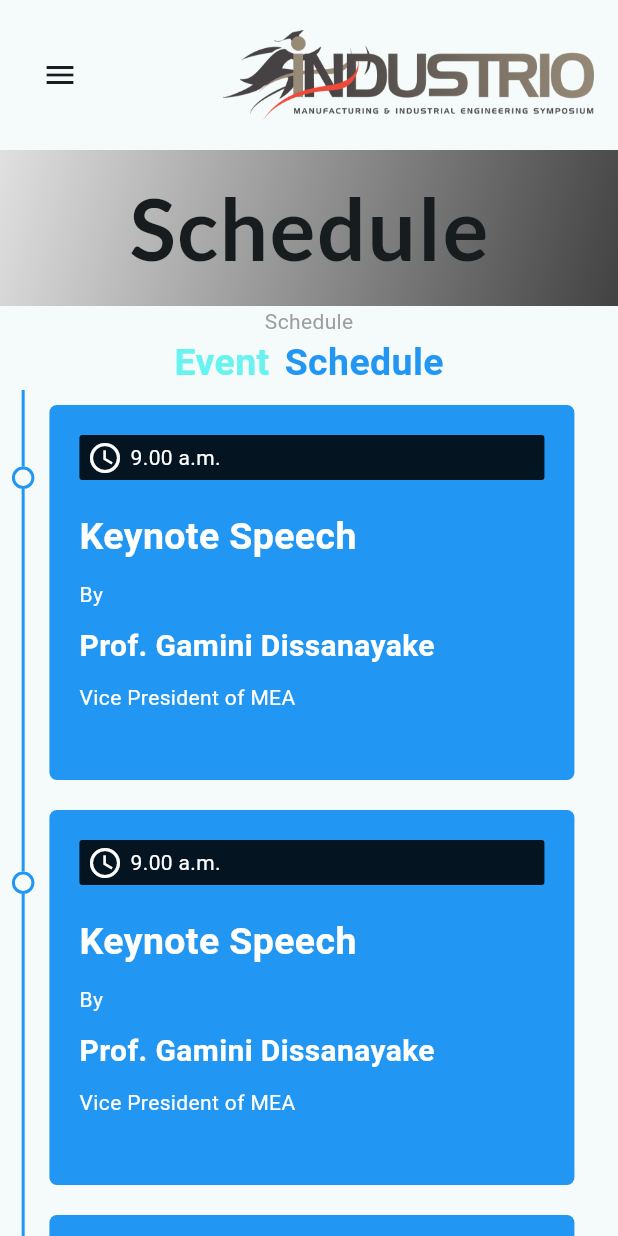
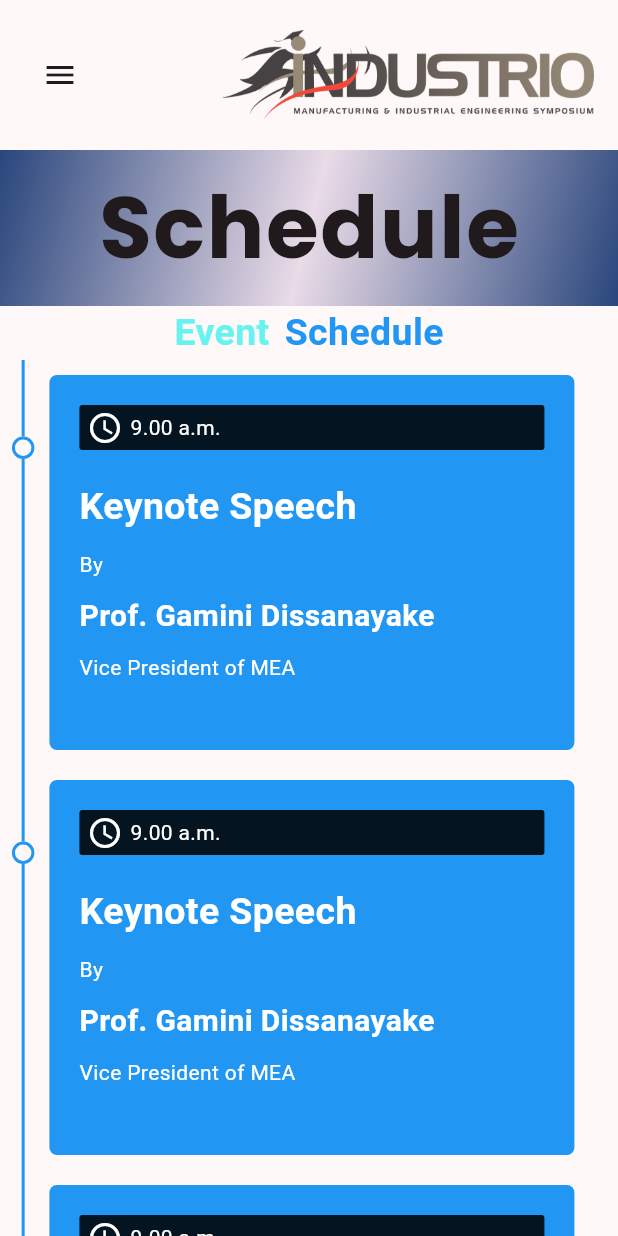
Before and after one commit to SakunthaMV/Industrio, a Flutter app: the screen it shows after launch, after a tap on the "menu" icon, after a tap on "Schedule", on a phone screen of 412 x 824 dp. Run offline on Flutter 3.47's test engine with Material 2 defaults, Android fonts, the phone set to English and light mode, and no system bars; drawn by our look-alikes of timelines; our stand-ins replace firebase_core, flutter_image_slideshow, fluttertoast, google_fonts; missing offline and left inert: responsive_grid_list; accounts and stored records are empty.

Commit message:
reset the project with no errors

```diff
--- a/lib/main.dart
+++ b/lib/main.dart
@@ -2,8 +2,6 @@ import 'package:firebase_core/firebase_core.dart';
 import 'package:flutter/material.dart';
 import 'package:google_fonts/google_fonts.dart';
 import 'package:industrio_2023/pages/home/home_page.dart';
-
-import 'package:industrio_2023/pages/projects/project_item_page.dart';
 
 import 'pages/projects/projects_page.dart';
 
@@ -17,11 +15,11 @@ void main() async {
   WidgetsFlutterBinding.ensureInitialized();
   await Firebase.initializeApp(
     options: const FirebaseOptions(
-      apiKey: "AIzaSyA50MvN9UizyjpNzhXsSBuV__-ANQ_EIrY",
-      projectId: "industrio-2023",
-      messagingSenderId: "719376501367",
-      appId: "1:719376501367:web:019ed3f28250c51cdcd472",
-      storageBucket: "industrio-2023.appspot.com",
+      apiKey: "AIzaSyA6GoeCI1emxEBL2UME3qCKCepD5FSBYcQ",
+      projectId: "industrio-2023-a0149",
+      messagingSenderId: "244375074954",
+      appId: "1:244375074954:web:c9969c9cda07856521d573",
+      storageBucket: "industrio-2023-a0149.appspot.com",
     ),
   );
   runApp(const MyApp());
@@ -36,20 +34,21 @@ class MyApp extends StatelessWidget {
       debugShowCheckedModeBanner: false,
       theme: ThemeData(
         colorScheme: ColorScheme.fromSeed(
-          seedColor: Colors.grey,
+          seedColor: const Color(0xffCA9DB7),
           primary: Colors.black,
           background: Colors.white,
-          tertiary: Colors.amber,
-          onSecondary: Colors.green.shade700,
-          primaryContainer: Colors.blueGrey.shade50,
-          onPrimaryContainer: Colors.blueGrey.shade100,
+          onSecondary: const Color(0xffECC3A5),
+          tertiary: const Color(0xffE9DBE7),
+          secondaryContainer: const Color(0xffCA9DB7),
+          primaryContainer: const Color(0xff6B71B8),
+          secondary: const Color(0xff29467C),
         ),
         useMaterial3: true,
         textTheme: TextTheme(
-          displayLarge: GoogleFonts.lato(),
-          displaySmall: GoogleFonts.breeSerif(),
-          headlineLarge: GoogleFonts.crimsonText(),
-          titleLarge: GoogleFonts.notoSerif(),
+          displayLarge: GoogleFonts.poppins(),
+          displaySmall: GoogleFonts.workSans(),
+          headlineLarge: GoogleFonts.notoSans(),
+          titleLarge: GoogleFonts.ptSans(),
           titleMedium: GoogleFonts.openSans(),
         ),
       ),
@@ -61,7 +60,6 @@ class MyApp extends StatelessWidget {
         PostersPage.route: (context) => const PostersPage(),
         ProceedingPage.route: (context) => const ProceedingPage(),
         OrganizingCommitee.route: (context) => const OrganizingCommitee(),
-        ProjectItem.route: (context) => const ProjectItem(),
       },
     );
   }
--- a/lib/pages/home/home_page.dart
+++ b/lib/pages/home/home_page.dart
@@ -1,69 +1,29 @@
 import 'package:flutter/material.dart';
-import 'package:industrio_2023/constants.dart';
 import 'package:industrio_2023/models/responsive_layout.dart';
 import 'package:industrio_2023/pages/home/home_content.dart';
-// import 'package:industrio_2023/pages/home/slideshow.dart';
+import 'package:industrio_2023/pages/home/slideshow.dart';
 import 'package:industrio_2023/pages/widgets/custom_appbar.dart';
 import 'package:industrio_2023/pages/widgets/common_footer.dart';
 import 'package:industrio_2023/pages/widgets/nav_drawer.dart';
 
 class HomePage extends StatelessWidget {
-  static const routeName = 'home-page';
   const HomePage({super.key});
 
   @override
   Widget build(BuildContext context) {
     final ColorScheme colorScheme = Theme.of(context).colorScheme;
-    final double width = MediaQuery.of(context).size.width;
-    final TextTheme textTheme = Theme.of(context).textTheme;
     return Scaffold(
-      extendBodyBehindAppBar: true,
       backgroundColor: colorScheme.background,
       appBar: const CustomAppbar(),
-      body: SingleChildScrollView(
-        child: Column(children: [
-          // SlideShow(),
-          Stack(
-            alignment: Alignment.topCenter,
-            children: [
-              ClipPath(
-                clipper: BackClipperPath(),
-                child: Container(
-                  color: Colors.red,
-                  child: Opacity(
-                    opacity: 0.0,
-                    child: Image.asset(homeBackground),
-                  ),
-                ),
-              ),
-              ClipPath(
-                clipper: ImageClipperPath(),
-                child: Image.asset(homeBackground),
-              ),
-              Positioned(
-                top: width * 0.1 > 100.0 ? width * 0.1 : 100.0,
-                child: SizedBox(
-                  width: width,
-                  child: FittedBox(
-                    fit: BoxFit.scaleDown,
-                    child: Text(
-                      'Welcome to a symposium where ideas turn into solutions,'
-                      '\nand solutions shape industries.',
-                      style: textTheme.displayLarge,
-                      textAlign: TextAlign.center,
-                    ),
-                  ),
-                ),
-              ),
-            ],
-          ),
-          SizedBox(
-            height: 500.0,
-          ),
-          // const HomeContent(),
-          // const HomeContent(),
-          const CommonFooter(),
-        ]),
+      body: const SingleChildScrollView(
+        child: Column(
+          children: [
+            SlideShow(),
+            HomeContent(),
+            HomeContent(),
+            CommonFooter(),
+          ],
+        ),
       ),
       drawer: const ResponsiveLayout(
         mobile: NavDrawer(),
@@ -72,51 +32,3 @@ class HomePage extends StatelessWidget {
     );
   }
 }
-
-class ImageClipperPath extends CustomClipper<Path> {
-  ImageClipperPath();
-
-  @override
-  Path getClip(Size size) {
-    final double w = size.width;
-    final double h = size.height * 0.975;
-    Path path = Path();
-    path.moveTo(0, 0);
-    path.lineTo(w, 0);
-    path.lineTo(w, h / 2);
-    path.quadraticBezierTo(w, h, w / 2, h);
-    path.quadraticBezierTo(0, h, 0, h / 2);
-    path.close();
-
-    return path;
-  }
-
-  @override
-  bool shouldReclip(CustomClipper oldClipper) {
-    return false;
-  }
-}
-
-class BackClipperPath extends CustomClipper<Path> {
-  BackClipperPath();
-
-  @override
-  Path getClip(Size size) {
-    final double w = size.width;
-    final double h = size.height;
-    Path path = Path();
-    path.moveTo(0, 0);
-    path.lineTo(w, 0);
-    path.lineTo(w, h / 2);
-    path.quadraticBezierTo(w, h, w / 2, h);
-    path.quadraticBezierTo(0, h, 0, h / 2);
-    path.close();
-
-    return path;
-  }
-
-  @override
-  bool shouldReclip(CustomClipper oldClipper) {
-    return false;
-  }
-}
--- a/lib/pages/projects/project_card.dart
+++ b/lib/pages/projects/project_card.dart
@@ -26,7 +26,7 @@ Widget projectCard(BuildContext context) {
 Widget customButton(BuildContext context) {
   return ElevatedButton(
     onPressed: () {
-      Navigator.of(context).pushNamed(ProjectItem.route);
+      Navigator.of(context).pushNamed(ProjectItem.routeName);
     },
     style: ElevatedButton.styleFrom(
       backgroundColor: const Color(0xff29467C),
--- a/lib/pages/projects/projects_page.dart
+++ b/lib/pages/projects/projects_page.dart
@@ -1,4 +1,5 @@
 import 'package:flutter/material.dart';
+
 import 'package:industrio_2023/pages/projects/project_card.dart';
 import 'package:industrio_2023/pages/widgets/common_page.dart';
 import 'package:responsive_grid_list/responsive_grid_list.dart';
@@ -16,14 +17,12 @@ class _ProjectPageState extends State<ProjectPage> {
   Widget build(BuildContext context) {
     return CommonPage(
       page: ProjectPage.route,
-      content: Container(
-        child: ResponsiveGridList(
+      content: ResponsiveGridList(
         horizontalGridSpacing: 20, // Horizontal space between grid items
         verticalGridSpacing: 20, // Vertical space between grid items
         horizontalGridMargin: 30, // Horizontal space around the grid
         verticalGridMargin: 50, // Vertical space around the grid
         minItemWidth: 350,
-
         minItemsPerRow: 1,
         maxItemsPerRow: 4,
         listViewBuilderOptions: ListViewBuilderOptions(
@@ -39,7 +38,6 @@ class _ProjectPageState extends State<ProjectPage> {
           projectCard(context),
         ],
       ),
-      ),
     );
   }
 }
--- a/lib/pages/schedule/schedule_page.dart
+++ b/lib/pages/schedule/schedule_page.dart
@@ -26,7 +26,6 @@ class _SchedulePageState extends State<SchedulePage> {
           const Column(
             crossAxisAlignment: CrossAxisAlignment.center,
             children: [
-              Text("Schedule", style: TextStyle(color: Colors.grey)),
               Row(
                 mainAxisAlignment: MainAxisAlignment.center,
                 children: [
--- a/lib/pages/widgets/common_footer.dart
+++ b/lib/pages/widgets/common_footer.dart
@@ -44,7 +44,7 @@ class CommonFooter extends StatelessWidget {
                   icon: Icon(
                     dmieDetails[index][1],
                     size: 35,
-                    color: colorScheme.secondary,
+                    color: colorScheme.tertiary,
                   ),
                   onPressed: () async {
                     externalLink(dmieDetails[index][2]);
--- a/lib/pages/widgets/common_header.dart
+++ b/lib/pages/widgets/common_header.dart
@@ -6,6 +6,7 @@ class CommonHeader extends StatelessWidget {
   @override
   Widget build(BuildContext context) {
     final TextTheme textTheme = Theme.of(context).textTheme;
+    final ColorScheme colorScheme = Theme.of(context).colorScheme;
     return Container(
       width: double.infinity,
       decoration: BoxDecoration(
@@ -13,8 +14,9 @@ class CommonHeader extends StatelessWidget {
           begin: Alignment.topLeft,
           end: Alignment.bottomRight,
           colors: [
-            Colors.grey.shade300,
-            Colors.grey.shade800,
+            colorScheme.secondary,
+            colorScheme.tertiary,
+            colorScheme.secondary,
           ],
         ),
       ),
--- a/lib/pages/widgets/custom_appbar.dart
+++ b/lib/pages/widgets/custom_appbar.dart
@@ -1,7 +1,6 @@
 import 'package:flutter/material.dart';
 import 'package:industrio_2023/constants.dart';
 import 'package:industrio_2023/models/responsive_layout.dart';
-import 'package:industrio_2023/pages/schedule/schedule_page.dart';
 import 'package:industrio_2023/pages/widgets/logo_button.dart';
 
 class CustomAppbar extends StatelessWidget implements PreferredSizeWidget {
@@ -81,7 +80,6 @@ class CustomAppbar extends StatelessWidget implements PreferredSizeWidget {
         Row(
           children: List.generate(
             menuItems.length,
-
             (index) => TextButton(
               onPressed: (page ?? ModalRoute.of(context)?.settings.name) !=
                       menuItems[index]
@@ -96,11 +94,10 @@ class CustomAppbar extends StatelessWidget implements PreferredSizeWidget {
                   letterSpacing: 1.1,
                   color: (page ?? ModalRoute.of(context)?.settings.name) ==
                           menuItems[index]
-                      ? colorScheme.tertiary
+                      ? colorScheme.secondary.withOpacity(0.8)
                       : colorScheme.primary,
                 ),
               ),
-
             ),
           ),
         ),
```
Also changed, not shown: lib/pages/people/hover_button.dart (+4 -5 lines), lib/pages/people/people_page.dart (+6 -13 lines), lib/pages/projects/project_item_page.dart (+4 -11 lines). Lines whose indentation alone changed are shown as unchanged.
